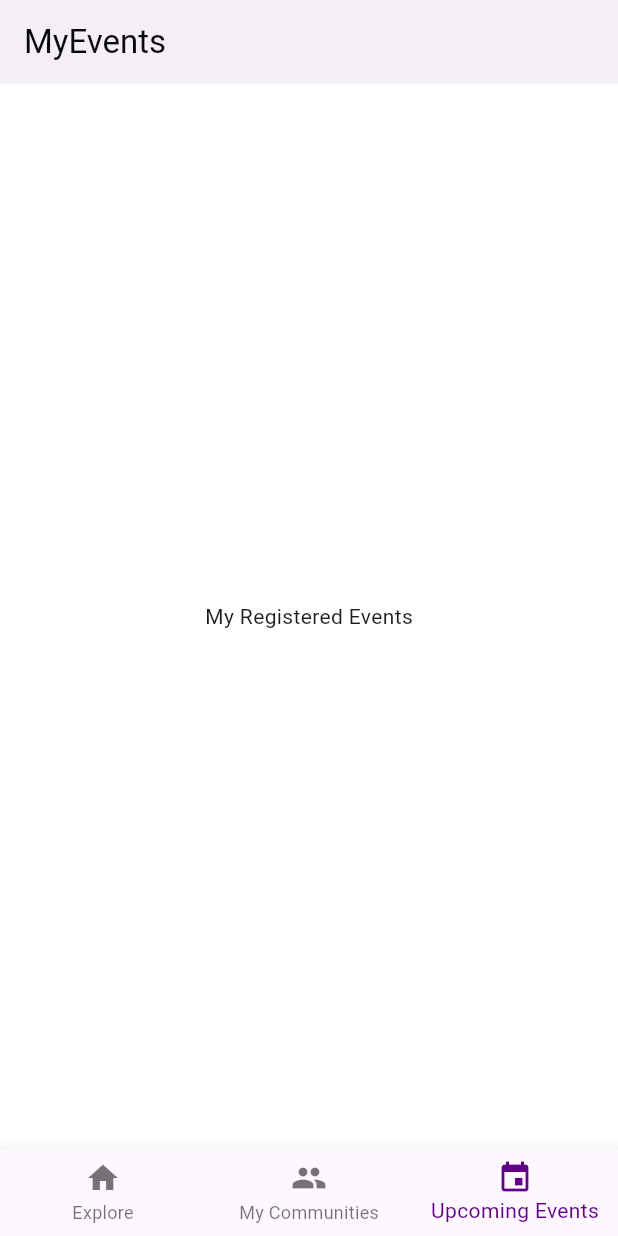
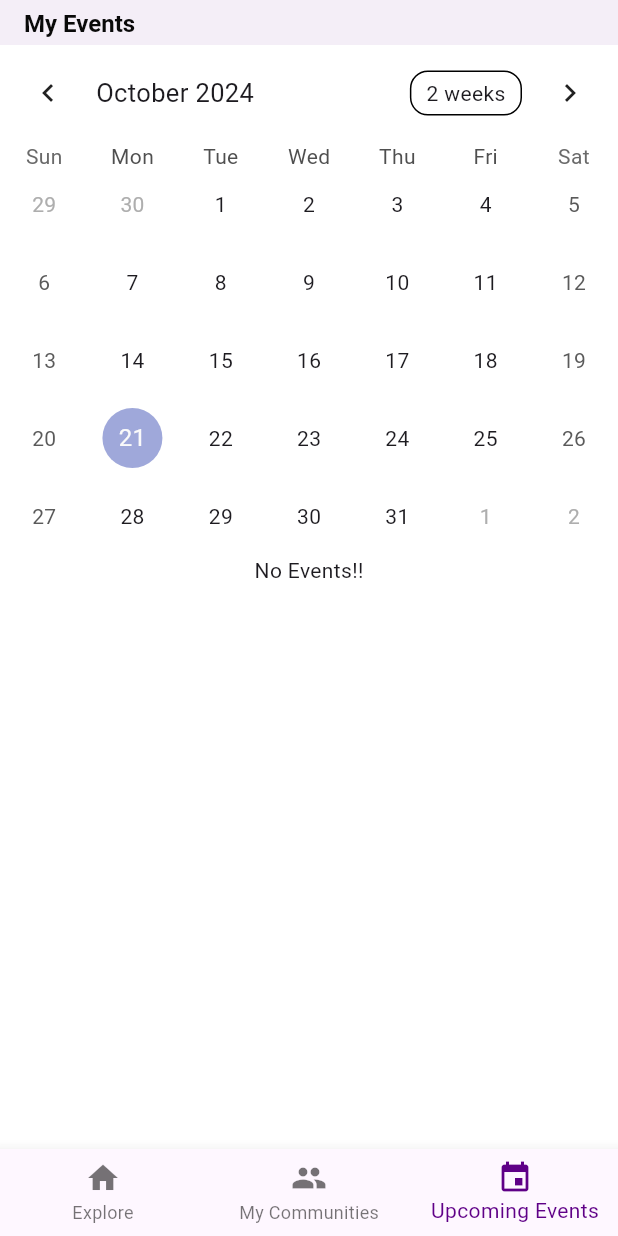
Before and after one commit to Khushi-M-0521/EventOrchrestr8, a Flutter app: the HomeScreen screen opened directly, item 3 of the bottom bar chosen, on a phone screen of 412 x 824 dp. Run offline on Flutter 3.47's test engine with Material 3 defaults, Android fonts, the phone set to English and light mode, and no system bars; drawn by our look-alikes of table_calendar; our stand-ins replace cloud_firestore, country_picker, email_validator, firebase_auth, firebase_core, firebase_storage and 3 more; missing offline and left inert: firebase_app_check; accounts and stored records are empty; network calls fail.

Commit message:
Upcoming Events

```diff
--- a/eventorchestr8/lib/screens/home_screen.dart
+++ b/eventorchestr8/lib/screens/home_screen.dart
@@ -1,5 +1,6 @@
 import 'package:eventorchestr8/screens/my_communities_screen.dart';
 import 'package:eventorchestr8/screens/explore_screen.dart';
+import 'package:eventorchestr8/screens/my_events_screen.dart';
 import 'package:flutter/material.dart';
 
 class HomeScreen extends StatefulWidget {
@@ -15,7 +16,7 @@ class _HomeScreenState extends State<HomeScreen> {
   static final List<Widget> _widgetOptions = <Widget>[
     ExploreScreen(),
     MyCommunitiesScreen(),
-    const Text('My Registered Events'),
+    MyEventsScreen(),
   ];
 
   static final List<AppBar> _appBarOptions = <AppBar>[
@@ -53,7 +54,14 @@ class _HomeScreenState extends State<HomeScreen> {
             toolbarHeight: 30,
       ),
     AppBar(
-        title: const Text('MyEvents'),
+         title: Text(
+               "My Events",
+              style: TextStyle(
+                fontSize: 16,
+                fontWeight: FontWeight.bold,
+              ),
+            ),
+            toolbarHeight: 30,
       ),
   ];
 
--- /dev/null
+++ b/eventorchestr8/lib/screens/my_events_screen.dart
@@ -0,0 +1,136 @@
+import 'package:eventorchestr8/constants/example_events.dart';
+import 'package:eventorchestr8/widgets/event_list_card.dart';
+import 'package:flutter/material.dart';
+import 'package:table_calendar/table_calendar.dart';
+
+class MyEventsScreen extends StatefulWidget {
+  const MyEventsScreen({super.key});
+
+  @override
+  _MyEventsScreenState createState() => _MyEventsScreenState();
+}
+
+class _MyEventsScreenState extends State<MyEventsScreen> {
+  CalendarFormat _calendarFormat = CalendarFormat.month;
+  DateTime _focusedDay = DateTime.now();
+  DateTime? _selectedDay;
+
+  List<Map<String, dynamic>> events = exampleEvents;
+
+  List<Map<String, dynamic>> _getEventsForSelectedDay() {
+    if (_selectedDay == null) {
+      return [];
+    }
+
+    return events.where((event) {
+      DateTime eventDate =
+          DateTime.fromMicrosecondsSinceEpoch(event['dateTime']);
+      return isSameDay(eventDate, _selectedDay);
+    }).toList();
+  }
+
+  List<Map<String, dynamic>> _getEventsForDay(DateTime day) {
+    return events.where((event) {
+      DateTime eventDate =
+          DateTime.fromMicrosecondsSinceEpoch(event['dateTime']);
+      return isSameDay(eventDate, day);
+    }).toList();
+  }
+
+  @override
+  Widget build(BuildContext context) {
+    List<Map<String, dynamic>> list = _getEventsForSelectedDay();
+    return Column(
+      children: [
+        TableCalendar(
+          firstDay: DateTime.utc(2020, 1, 1),
+          lastDay: DateTime.utc(2030, 12, 31),
+          focusedDay: _focusedDay,
+          selectedDayPredicate: (day) {
+            return isSameDay(_selectedDay, day);
+          },
+          onDaySelected: (selectedDay, focusedDay) {
+            setState(() {
+              _selectedDay = selectedDay;
+              _focusedDay = focusedDay; // update focusedDay as well
+            });
+          },
+          calendarFormat: _calendarFormat,
+          onFormatChanged: (format) {
+            setState(() {
+              _calendarFormat = format;
+            });
+          },
+          onPageChanged: (focusedDay) {
+            _focusedDay = focusedDay;
+          },
+          calendarBuilders: CalendarBuilders(
+            selectedBuilder: (context, date, events) {
+              return Container(
+                margin: const EdgeInsets.all(4.0),
+                alignment: Alignment.center,
+                decoration: BoxDecoration(
+                  color: Theme.of(context).colorScheme.primary.withOpacity(0.6), // Change this to your desired color
+                  shape: BoxShape.circle,
+                ),
+                child: Text(
+                  '${date.day}',
+                  style: TextStyle(
+                    color: Colors.white,
+                  ),
+                ),
+              );
+            },
+            markerBuilder: (context, date, events) {
+              final eventCount = _getEventsForDay(date).length;
+              if (eventCount > 0) {
+                return Positioned(
+                  top: 6,
+                  child: Container(
+                    decoration: BoxDecoration(
+                      color: Theme.of(context).colorScheme.primary,
+                      borderRadius: BorderRadius.circular(12),
+                    ),
+                    width: 10,
+                    height: 10,
+                    alignment: Alignment.center,
+                    child: Text(
+                      '$eventCount',
+                      style: TextStyle().copyWith(
+                        color: Colors.white,
+                        fontSize: 8,
+                      ),
+                    ),
+                  ),
+                );
+              }
+              return null;
+            },
+          ),
+        ),
+        Expanded(
+          child: (list.isNotEmpty)
+              ? ListView.builder(
+                  itemCount: list.length,
+                  itemBuilder: (context, index) {
+                    final event = list[index];
+                    return InkWell(
+                      onTap: (){
+
+                      },
+                      child: EventListTile(
+                        imageUrl: event['imageUrl'],
+                        title: event['title'],
+                        location: event['location'],
+                        peopleRegistered: event['peopleRegistered'],
+                        dateTime: event['dateTime'],
+                      ),
+                    );
+                  },
+                )
+              : Text("No Events!!"),
+        ),
+      ],
+    );
+  }
+}
--- a/eventorchestr8/pubspec.yaml
+++ b/eventorchestr8/pubspec.yaml
@@ -47,6 +47,7 @@ dependencies:
   firebase_app_check: ^0.3.1+3
   image_picker: ^1.1.2
   intl: ^0.19.0
+  table_calendar: ^3.1.2
 
 dev_dependencies:
   flutter_test:
```
Also changed, not shown: eventorchestr8/pubspec.lock.
